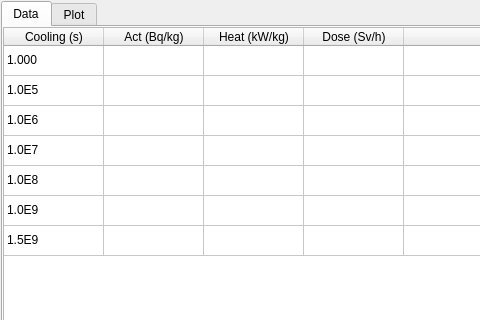
This is iterui/ui/WidgetParam.ui in theysp/FDSNMH_GUI as Qt 5 draws it before an edit; both pictures show x 0 to 480 and y 0 to 320 of the 900 by 679 pixel window. The edited form follows.
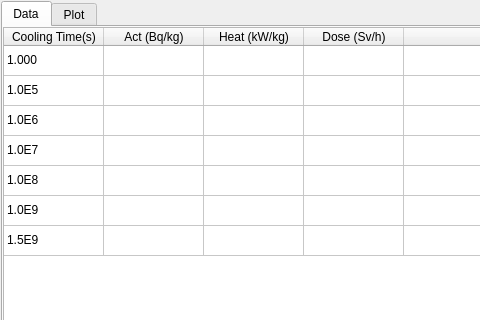
This is the edited form.

Patch:
```diff
--- a/iterui/ui/WidgetParam.ui
+++ b/iterui/ui/WidgetParam.ui
@@ -105,7 +105,7 @@
          </row>
          <column>
           <property name="text">
-           <string>Cooling (s)</string>
+           <string>Cooling Time(s)</string>
           </property>
          </column>
          <column>
```
Left out of the diff: 8 changed lines with no effect on the pictures.
